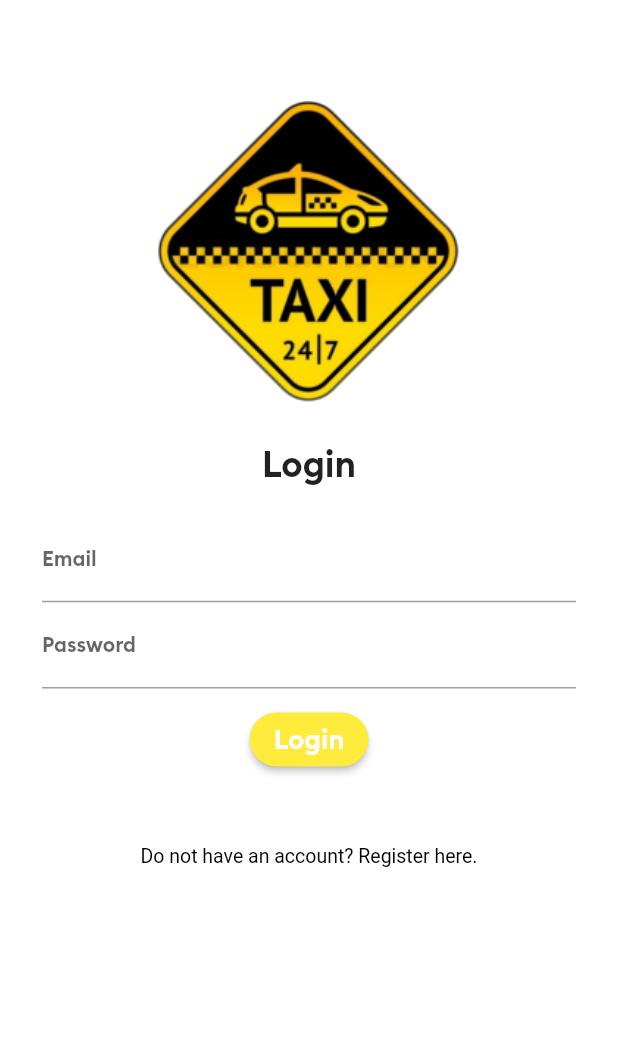
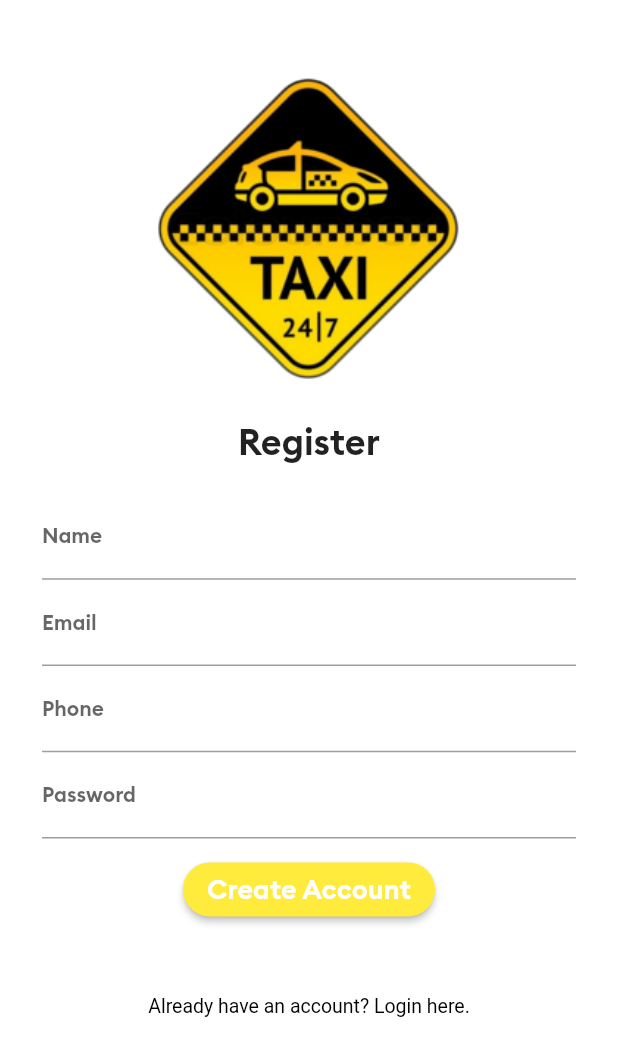
Before and after one commit to szbrooks2017/uber_clone, a Flutter app: the screen it shows after launch, after a tap on "Do not have an account? Register here.", on a phone screen of 412 x 824 dp. Shown: the top 1056 px of the screen. Run offline on Flutter 3.47's test engine with Material 2 defaults, Android fonts, the phone set to English and light mode, and no system bars; our stand-ins replace firebase_auth, firebase_core, fluttertoast; accounts and stored records are empty.

Commit message:
updating for ios

```diff
--- a/lib/AllScreens/loginScreen.dart
+++ b/lib/AllScreens/loginScreen.dart
@@ -1,6 +1,8 @@
 import 'package:flutter/material.dart';
+import 'package:uber_clone/AllScreens/registration.dart';
 
 class LoginScreen extends StatelessWidget {
+  static const String idScreen = "loginScreen";
   @override
   Widget build(BuildContext context) {
     return Scaffold(
@@ -86,7 +88,8 @@ class LoginScreen extends StatelessWidget {
                     textStyle: const TextStyle(fontSize: 13.0)),
                 child: const Text('Do not have an account? Register here.'),
                 onPressed: () {
-                  print("clicked");
+                  Navigator.pushNamedAndRemoveUntil(
+                      context, RegistrationScreen.idScreen, (route) => false);
                 },
               ),
             ], // children of column
--- a/lib/AllScreens/mainscreen.dart
+++ b/lib/AllScreens/mainscreen.dart
@@ -1,6 +1,7 @@
 import 'package:flutter/material.dart';
 
 class MainScreen extends StatefulWidget {
+  static const String idScreen = "mainScreen";
   @override
   _MainScreenState createState() => _MainScreenState();
 }
--- /dev/null
+++ b/lib/AllScreens/registration.dart
@@ -0,0 +1,183 @@
+import 'package:firebase_auth/firebase_auth.dart';
+import 'package:flutter/material.dart';
+import 'package:fluttertoast/fluttertoast.dart';
+
+import 'loginScreen.dart';
+
+class RegistrationScreen extends StatelessWidget {
+  static const String idScreen = "registrationScreen";
+  TextEditingController nameTextEditingController = TextEditingController();
+  TextEditingController emailTextEditingController = TextEditingController();
+  TextEditingController phoneTextEditingController = TextEditingController();
+  TextEditingController passwordTextEditingController = TextEditingController();
+  @override
+  Widget build(BuildContext context) {
+    return Scaffold(
+      backgroundColor: Colors.white,
+      body: SingleChildScrollView(
+        child: Padding(
+          padding: const EdgeInsets.all(8.0),
+          child: Column(
+            children: [
+              SizedBox(height: 20.0),
+              Image(
+                image: AssetImage("images/images/logo.png"),
+                width: 390.0,
+                height: 250.0,
+                alignment: Alignment.center,
+              ),
+              SizedBox(height: 1.0),
+              Text(
+                "Register",
+                style: TextStyle(fontSize: 24.0, fontFamily: "Brand Bold"),
+                textAlign: TextAlign.center,
+              ),
+              Padding(
+                padding: EdgeInsets.all(20.0),
+                child: Column(
+                  children: [
+                    SizedBox(
+                      height: 1.0,
+                    ),
+                    TextField(
+                      controller: nameTextEditingController,
+                      keyboardType: TextInputType.text,
+                      decoration: InputDecoration(
+                          labelText: "Name",
+                          labelStyle: TextStyle(
+                            fontSize: 14.0,
+                          ),
+                          hintStyle: TextStyle(
+                            color: Colors.grey,
+                            fontSize: 10.0,
+                          )),
+                      style: TextStyle(fontSize: 14.0),
+                    ),
+                    SizedBox(
+                      height: 1.0,
+                    ),
+                    TextField(
+                      controller: emailTextEditingController,
+                      keyboardType: TextInputType.emailAddress,
+                      decoration: InputDecoration(
+                          labelText: "Email",
+                          labelStyle: TextStyle(
+                            fontSize: 14.0,
+                          ),
+                          hintStyle: TextStyle(
+                            color: Colors.grey,
+                            fontSize: 10.0,
+                          )),
+                      style: TextStyle(fontSize: 14.0),
+                    ),
+                    SizedBox(
+                      height: 1.0,
+                    ),
+                    TextField(
+                      controller: phoneTextEditingController,
+                      keyboardType: TextInputType.phone,
+                      decoration: InputDecoration(
+                          labelText: "Phone",
+                          labelStyle: TextStyle(
+                            fontSize: 14.0,
+                          ),
+                          hintStyle: TextStyle(
+                            color: Colors.grey,
+                            fontSize: 10.0,
+                          )),
+                      style: TextStyle(fontSize: 14.0),
+                    ),
+                    SizedBox(
+                      height: 1.0,
+                    ),
+                    TextField(
+                      controller: passwordTextEditingController,
+                      obscureText: true,
+                      decoration: InputDecoration(
+                          labelText: "Password",
+                          labelStyle: TextStyle(
+                            fontSize: 14.0,
+                          ),
+                          hintStyle: TextStyle(
+                            color: Colors.grey,
+                            fontSize: 10.0,
+                          )),
+                      style: TextStyle(fontSize: 14.0),
+                    ),
+                    SizedBox(
+                      height: 10.0,
+                    ),
+                    ElevatedButton(
+                      style: ElevatedButton.styleFrom(
+                          primary: Colors.yellow,
+                          shape: new RoundedRectangleBorder(
+                              borderRadius: new BorderRadius.circular(24.0))),
+                      onPressed: () {
+                        if (nameTextEditingController.text.length < 4) {
+                          displayToastMessage(
+                              "name must be 3 characters", context);
+                        } else if (!emailTextEditingController.text
+                            .contains("@")) {
+                          displayToastMessage(
+                              "email address is not valid", context);
+                        } else if (phoneTextEditingController.text.isEmpty) {
+                          displayToastMessage(
+                              "phone number is mandatory", context);
+                        } else if (passwordTextEditingController.text.length <
+                            7) {
+                          displayToastMessage(
+                              "password must be 6 characters.", context);
+                        } else {
+                          registerNewUser(context);
+                        }
+                      },
+                      child: const Text(
+                        'Create Account',
+                        style:
+                            TextStyle(fontSize: 18.0, fontFamily: "Brand Bold"),
+                      ),
+                    ),
+                  ],
+                ),
+              ),
+              SizedBox(height: 10.0),
+              TextButton(
+                style: TextButton.styleFrom(
+                    primary: Colors.black,
+                    textStyle: const TextStyle(fontSize: 13.0)),
+                child: const Text('Already have an account? Login here.'),
+                onPressed: () {
+                  Navigator.pushNamedAndRemoveUntil(
+                      context, LoginScreen.idScreen, (route) => false);
+                },
+              ),
+            ], // children of column
+          ),
+        ),
+      ),
+    );
+  }
+
+  final FirebaseAuth _firebaseAuth = FirebaseAuth.instance;
+  registerNewUser(BuildContext context) async {
+    final User user = (await _firebaseAuth
+            .createUserWithEmailAndPassword(
+                email: emailTextEditingController.text,
+                password: passwordTextEditingController.text)
+            .catchError((errMsg) {
+      displayToastMessage("Error: " + errMsg.toString(), context);
+    }))
+        .user;
+    if (user != null) // user created
+    {
+      // save user info to database
+    } else {
+      // error occured
+      displayToastMessage("new user has not been created", context);
+    }
+  }
+}
+
+displayToastMessage(String message, BuildContext context) {
+  Fluttertoast.showToast(msg: (message));
+}
--- a/pubspec.yaml
+++ b/pubspec.yaml
@@ -18,7 +18,7 @@ publish_to: 'none' # Remove this line if you wish to publish to pub.dev
 version: 1.0.0+1
 
 environment:
-  sdk: ">=2.7.0 <3.0.0"
+  sdk: ">=2.12.0 <3.0.0"
 
 dependencies:
   flutter:
@@ -30,6 +30,8 @@ dependencies:
   cupertino_icons: ^1.0.2
   firebase_core: ^1.17.1
   firebase_auth: ^3.3.19
+  fluttertoast: ^8.0.9
+  provider: ^6.0.3
 
 dev_dependencies:
   flutter_test:
```
Also changed, not shown: lib/main.dart (+110 -1 lines), lib/firebase_options.dart (added), pubspec.lock, 2 other files.
